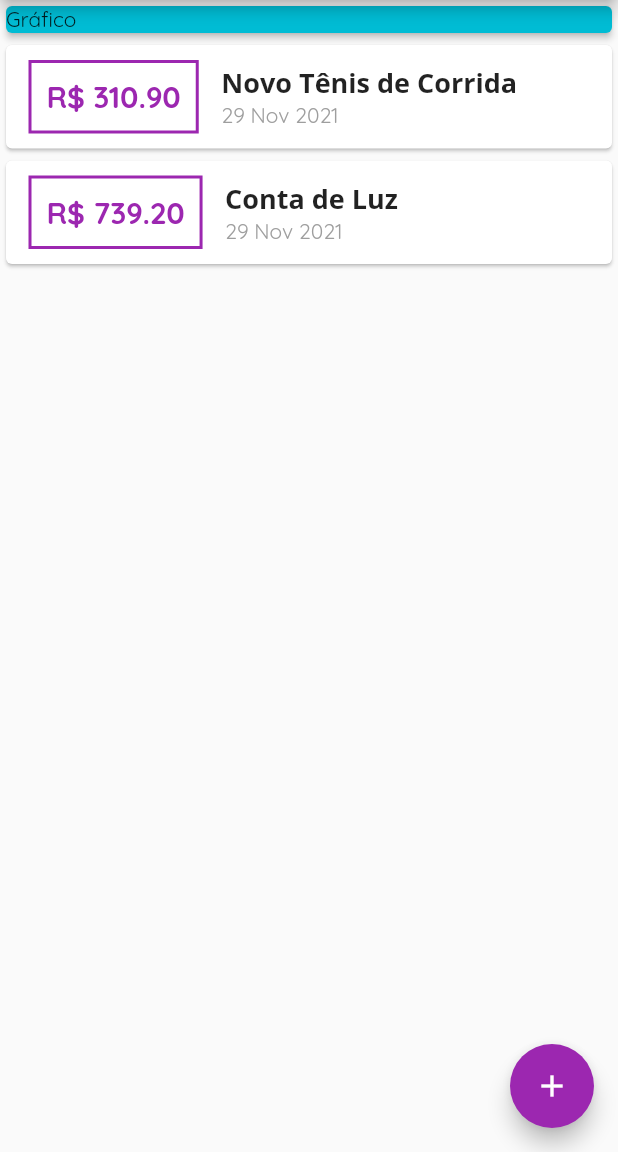
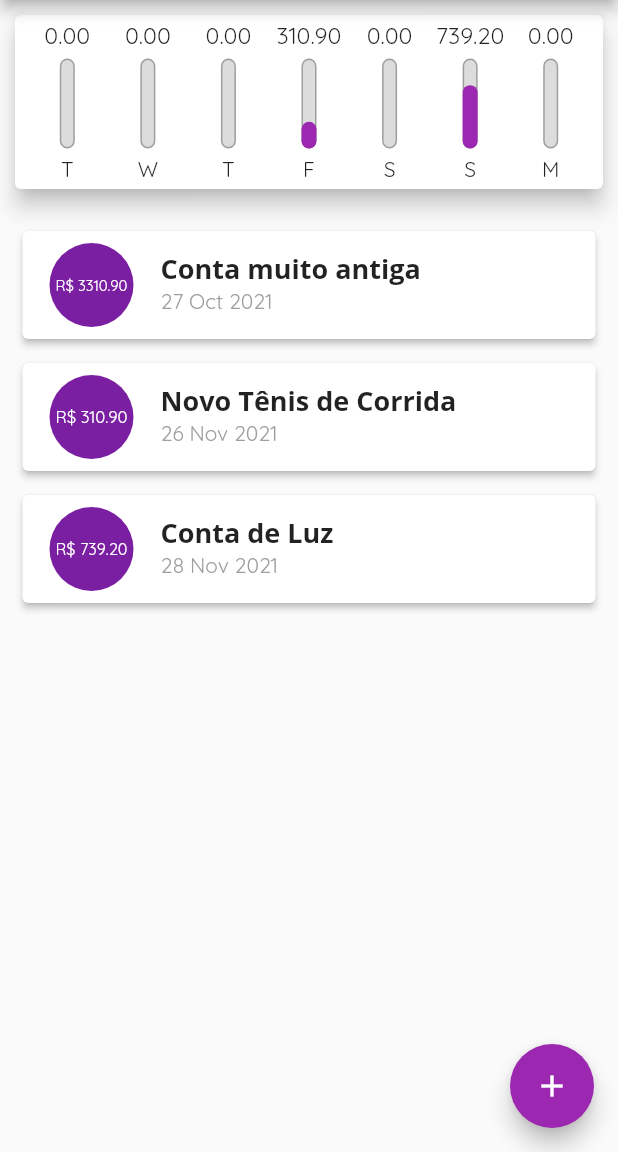
Before and after one commit to andcalazans/expenses, a Flutter app: the screen it shows after launch, on a phone screen of 412 x 824 dp, the part 84-1236 px from its top. Run offline on Flutter 3.47's test engine with Material 2 defaults, Android fonts, the phone set to English and light mode, and no system bars.

Commit message:
Adds chart and datePicker

```diff
--- /dev/null
+++ b/lib/components/chart.dart
@@ -0,0 +1,68 @@
+import 'package:expenses/components/chart_bar.dart';
+import 'package:expenses/models/transaction.dart';
+import 'package:flutter/material.dart';
+import 'package:intl/intl.dart';
+
+class Chart extends StatelessWidget {
+  final List<Transaction> recentTransactions;
+
+  List<Map<String, Object>> get groupTransactions {
+    return List.generate(7, (index) {
+      final weekDay = DateTime.now().subtract(Duration(days: index));
+
+      double totalSum = 0.0;
+
+      for (var i = 0; i < recentTransactions.length; i++) {
+        bool sameDay = recentTransactions[i].date.day == weekDay.day;
+        bool sameMonth = recentTransactions[i].date.month == weekDay.month;
+        bool sameYear = recentTransactions[i].date.year == weekDay.year;
+
+        if (sameDay && sameMonth && sameYear) {
+          totalSum += recentTransactions[i].value;
+        }
+      }
+
+      print(DateFormat.E().format(weekDay)[0]);
+      print(totalSum);
+
+      return {
+        'day': DateFormat.E().format(weekDay)[0],
+        'value': totalSum,
+      };
+    }).reversed.toList();
+  }
+
+  double get _weekTotalValue {
+    return groupTransactions.fold(0.0, (sum, element) {
+      return sum + (element['value'] as double);
+    });
+  }
+
+  const Chart(this.recentTransactions, {Key? key}) : super(key: key);
+
+  @override
+  Widget build(BuildContext context) {
+    groupTransactions;
+
+    return Card(
+      elevation: 6,
+      margin: const EdgeInsets.all(10),
+      child: Padding(
+        padding: const EdgeInsets.fromLTRB(8, 4, 8, 4),
+        child: Row(
+          mainAxisAlignment: MainAxisAlignment.spaceAround,
+          children: groupTransactions.map((tr) {
+            return Flexible(
+              fit: FlexFit.tight,
+              child: ChartBar(
+                value: double.parse(tr['value'].toString()),
+                percentage: (tr['value'] as double) / _weekTotalValue,
+                label: tr['day'].toString(),
+              ),
+            );
+          }).toList(),
+        ),
+      ),
+    );
+  }
+}
--- /dev/null
+++ b/lib/components/chart_bar.dart
@@ -0,0 +1,59 @@
+import 'package:flutter/material.dart';
+
+class ChartBar extends StatelessWidget {
+  final String label;
+  final double value;
+  final double percentage;
+
+  const ChartBar({
+    required this.value,
+    required this.percentage,
+    required this.label,
+    Key? key,
+  }) : super(key: key);
+
+  @override
+  Widget build(BuildContext context) {
+    return Column(
+      children: [
+        Container(
+          height: 20,
+          child: FittedBox(
+            child: Text('${value.toStringAsFixed(2)}'),
+          ),
+        ),
+        SizedBox(height: 5),
+        Container(
+          height: 60,
+          width: 10,
+          child: Stack(
+            alignment: Alignment.bottomCenter,
+            children: [
+              Container(
+                decoration: BoxDecoration(
+                  border: Border.all(
+                    color: Colors.grey,
+                    width: 1.0,
+                  ),
+                  color: const Color.fromRGBO(220, 220, 220, 1),
+                  borderRadius: BorderRadius.circular(5),
+                ),
+              ),
+              FractionallySizedBox(
+                heightFactor: percentage,
+                child: Container(
+                  decoration: BoxDecoration(
+                    color: Theme.of(context).primaryColor,
+                    borderRadius: BorderRadius.circular(5),
+                  ),
+                ),
+              )
+            ],
+          ),
+        ),
+        SizedBox(height: 5),
+        Text(label),
+      ],
+    );
+  }
+}
--- a/lib/components/transaction_form.dart
+++ b/lib/components/transaction_form.dart
@@ -1,4 +1,5 @@
 import 'package:flutter/material.dart';
+import 'package:intl/intl.dart';
 
 class TransactionForm extends StatefulWidget {
   final void Function(String, double) onSubmit;
@@ -15,8 +16,8 @@ class TransactionForm extends StatefulWidget {
 
 class _TransactionFormState extends State<TransactionForm> {
   final titleController = TextEditingController();
-
   final valueController = TextEditingController();
+  DateTime? _selectedDate;
 
   _submitForm() {
     final title = titleController.text;
@@ -30,6 +31,24 @@ class _TransactionFormState extends State<TransactionForm> {
     }
 
     widget.onSubmit(title, value);
+  }
+
+  _showDatePicker() {
+    showDatePicker(
+      context: context,
+      initialDate: DateTime.now(),
+      firstDate: DateTime(2020),
+      lastDate: DateTime.now(),
+      locale: const Locale('pt', 'BR'),
+    ).then((pickedDate) {
+      if (pickedDate == null) {
+        return;
+      }
+
+      setState(() {
+        _selectedDate = pickedDate;
+      });
+    });
   }
 
   @override
@@ -53,11 +72,34 @@ class _TransactionFormState extends State<TransactionForm> {
               decoration: InputDecoration(labelText: 'Valor (R\$)'),
               onSubmitted: (value) => _submitForm(),
             ),
+            Container(
+              height: 70,
+              child: Row(
+                children: [
+                  Expanded(
+                    child: Text(
+                      _selectedDate == null
+                          ? 'Nenhuma data selecionada'
+                          : 'Data Selecionada: ${DateFormat('dd/MM/y').format(_selectedDate!)}',
+                    ),
+                  ),
+                  TextButton(
+                    onPressed: _showDatePicker,
+                    child: const Text(
+                      'Selecionar data',
+                      style: TextStyle(
+                        fontWeight: FontWeight.bold,
+                      ),
+                    ),
+                  )
+                ],
+              ),
+            ),
             Row(
               mainAxisAlignment: MainAxisAlignment.end,
               children: [
-                TextButton(
-                  style: TextButton.styleFrom(
+                ElevatedButton(
+                  style: ElevatedButton.styleFrom(
                     primary: Colors.purple,
                   ),
                   onPressed: _submitForm,
--- a/lib/components/transaction_list.dart
+++ b/lib/components/transaction_list.dart
@@ -15,55 +15,57 @@ class TransactionList extends StatelessWidget {
   @override
   Widget build(BuildContext context) {
     return Container(
+      margin: EdgeInsets.all(10),
       height: 300,
-      child: ListView.builder(
+      child: transactions.isEmpty
+          ? Column(
+              children: [
+                SizedBox(height: 20),
+                Text(
+                  'Nenhuma transação cadastrada!',
+                  style: Theme.of(context).textTheme.headline6,
+                ),
+                SizedBox(height: 20),
+                Container(
+                  height: 200,
+                  child: Image.asset(
+                    'assets/images/waiting.png',
+                    fit: BoxFit.cover,
+                  ),
+                )
+              ],
+            )
+          : ListView.builder(
               itemCount: transactions.length,
               itemBuilder: (ctx, index) {
                 final e = transactions[index];
 
                 return Card(
-            child: Row(
-              children: [
-                Container(
+                  elevation: 2,
                   margin: const EdgeInsets.symmetric(
-                    vertical: 10,
-                    horizontal: 15,
+                    vertical: 8,
+                    horizontal: 5,
                   ),
-                  padding: EdgeInsets.all(10),
-                  decoration: BoxDecoration(
-                      border: Border.all(
-                    color: Theme.of(context).primaryColor,
-                    width: 2,
-                  )),
-                  child: Text(
-                    'R\$ ${e.value.toStringAsFixed(2)}',
-                    style: TextStyle(
-                      fontWeight: FontWeight.bold,
-                      fontSize: 20,
-                      color: Theme.of(context).primaryColor,
+                  child: ListTile(
+                    leading: CircleAvatar(
+                      radius: 30,
+                      child: Padding(
+                        padding: const EdgeInsets.all(6.0),
+                        child: FittedBox(
+                          child: Text('R\$ ${e.value.toStringAsFixed(2)}'),
                         ),
                       ),
                     ),
-                Column(
-                  crossAxisAlignment: CrossAxisAlignment.start,
-                  children: [
-                    Text(
+                    title: Text(
                       e.title,
                       style: Theme.of(context).textTheme.headline6,
-                      // style: const TextStyle(
-                      //   fontSize: 16,
-                      //   fontWeight: FontWeight.bold,
-                      // ),
                     ),
-                    Text(
+                    subtitle: Text(
                       DateFormat('d MMM y').format(e.date),
                       style: const TextStyle(
                         color: Colors.grey,
                       ),
                     ),
-                  ],
-                ),
-              ],
                   ),
                 );
               },
--- a/lib/main.dart
+++ b/lib/main.dart
@@ -1,13 +1,11 @@
 import 'dart:math';
 
-import 'package:expenses/components/transaction_form.dart';
-// import 'package:expenses/components/transaction_user.dart';
-
-import 'package:expenses/models/transaction.dart';
-
+import 'components/chart.dart';
+import 'components/transaction_form.dart';
+import 'components/transaction_list.dart';
+import 'models/transaction.dart';
 import 'package:flutter/material.dart';
-
-import 'components/transaction_list.dart';
+import 'package:flutter_localizations/flutter_localizations.dart';
 
 main() => runApp(ExpensesApp());
 
@@ -36,6 +34,11 @@ class ExpensesApp extends StatelessWidget {
           ),
         ),
       ),
+      localizationsDelegates: const [
+        GlobalMaterialLocalizations.delegate,
+        GlobalWidgetsLocalizations.delegate
+      ],
+      supportedLocales: [const Locale('pt', 'BR')],
     );
   }
 }
@@ -46,18 +49,30 @@ class MyHomePage extends StatefulWidget {
 }
 
 class _MyHomePageState extends State<MyHomePage> {
-  final _transactions = [
+  final List<Transaction> _transactions = [
+    Transaction(
+      id: 'to',
+      title: 'Conta muito antiga',
+      value: 3310.90,
+      date: DateTime.now().subtract(
+        const Duration(days: 33),
+      ),
+    ),
     Transaction(
       id: 't1',
       title: 'Novo Tênis de Corrida',
       value: 310.90,
-      date: DateTime.now(),
+      date: DateTime.now().subtract(
+        const Duration(days: 3),
+      ),
     ),
     Transaction(
       id: 't2',
       title: 'Conta de Luz',
       value: 739.20,
-      date: DateTime.now(),
+      date: DateTime.now().subtract(
+        const Duration(days: 1),
+      ),
     ),
     // Transaction(
     //   id: 't3',
@@ -109,6 +124,16 @@ class _MyHomePageState extends State<MyHomePage> {
     // )
   ];
 
+  List<Transaction> get _recentTransactions {
+    return _transactions.where((element) {
+      return element.date.isAfter(
+        DateTime.now().subtract(
+          const Duration(days: 7),
+        ),
+      );
+    }).toList();
+  }
+
   _addTransaction(String title, double value) {
     final newTransaction = Transaction(
         id: Random().nextDouble().toString(),
@@ -155,11 +180,7 @@ class _MyHomePageState extends State<MyHomePage> {
         children: [
           Container(
             // width: double.infinity,
-            child: const Card(
-              color: Colors.cyan,
-              child: Text('Gráfico'),
-              elevation: 2,
-            ),
+            child: Chart(_recentTransactions),
           ),
           TransactionList(transactions: _transactions),
           // TransactionUser(),
--- a/pubspec.yaml
+++ b/pubspec.yaml
@@ -28,6 +28,8 @@ environment:
 # versions available, run `flutter pub outdated`.
 dependencies:
   flutter:
+    sdk: flutter
+  flutter_localizations:
     sdk: flutter
 
 
@@ -62,6 +64,9 @@ flutter:
   # assets:
   #   - images/a_dot_burr.jpeg
   #   - images/a_dot_ham.jpeg
+
+  assets:
+    - assets/images/waiting.png
 
   # An image asset can refer to one or more resolution-specific "variants", see
   # https://flutter.dev/assets-and-images/#resolution-aware.
```
Also changed, not shown: assets/images/waiting.png (added), pubspec.lock. Lines whose indentation alone changed are shown as unchanged.
